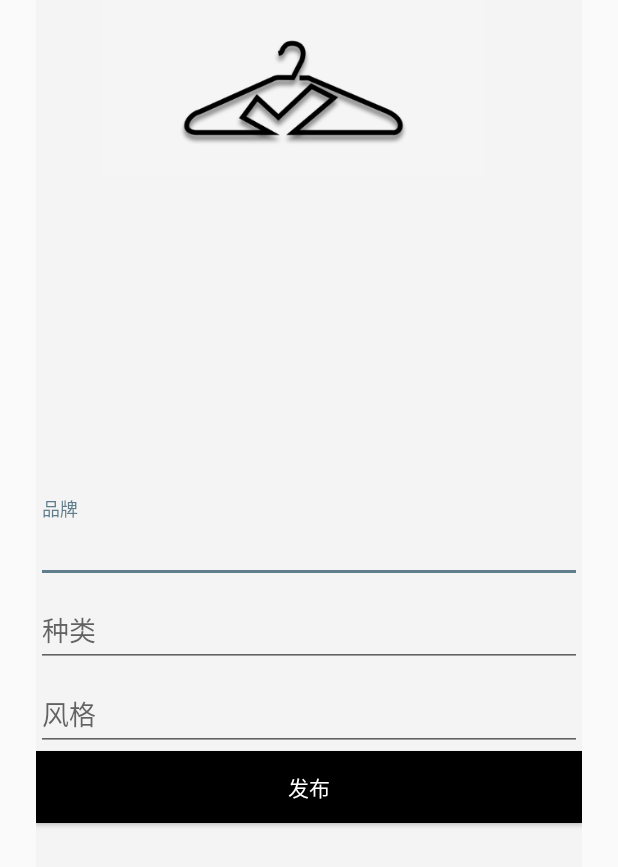
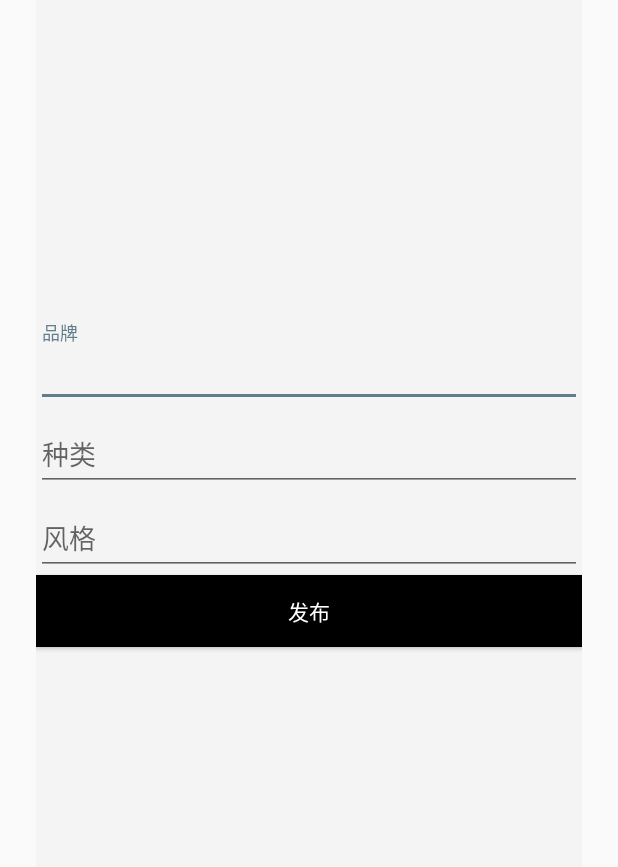
Before and after one commit to ckyOL/eda, an Android app: the Post2Activity screen opened directly, with no data from a screen before it, on a phone screen of 412 x 824 dp. Shown: the top 867 px of the screen. Run offline under Robolectric (Android 15) with nearby library versions, the light colour scheme and no system bars; pictures from the network do not load.

Commit message:
update to gradle 2.0 change logo remove the icon in postActivity

```diff
--- a/app/src/main/res/layout/activity_post.xml
+++ b/app/src/main/res/layout/activity_post.xml
@@ -9,10 +9,7 @@
     android:background="@color/background_login"
     android:id="@+id/post_layout">
 
-    <ImageView
-        android:layout_width="match_parent"
-        android:layout_height="wrap_content"
-        android:src="@drawable/logo"/>
+
 
     <ImageView
         android:layout_width="match_parent"
--- a/app/src/main/res/layout/activity_post2.xml
+++ b/app/src/main/res/layout/activity_post2.xml
@@ -2,11 +2,12 @@
     xmlns:tools="http://schemas.android.com/tools"
     android:layout_width="match_parent"
     android:layout_height="match_parent"
-    tools:context="eda.eda.fragment.PostFragment"
+
     android:id="@+id/post2_layout">
 
     <LinearLayout xmlns:android="http://schemas.android.com/apk/res/android"
-        android:orientation="vertical" android:layout_width="match_parent"
+        android:orientation="vertical"
+        android:layout_width="match_parent"
         android:layout_height="match_parent"
         android:layout_marginLeft="24dp"
         android:layout_marginRight="24dp"
@@ -14,12 +15,7 @@
         android:clipToPadding="true"
         android:background="@color/background_login">
 
-        <ImageView
-            android:layout_width="275dp"
-            android:layout_height="117dp"
-            android:layout_marginLeft="34dp"
-            android:layout_marginRight="24dp"
-            android:src="@drawable/logo"/>
+
 
         <ImageView
             android:layout_width="219dp"
--- a/build.gradle
+++ b/build.gradle
@@ -5,7 +5,7 @@ buildscript {
         jcenter()
     }
     dependencies {
-        classpath 'com.android.tools.build:gradle:2.1.0-alpha1'
+        classpath 'com.android.tools.build:gradle:2.0.0'
 
         // NOTE: Do not place your application dependencies here; they belong
         // in the individual module build.gradle files
```
Also changed, not shown: app/src/main/res/drawable-xhdpi/logo.png, gradle/wrapper/gradle-wrapper.properties, 1 other file.
